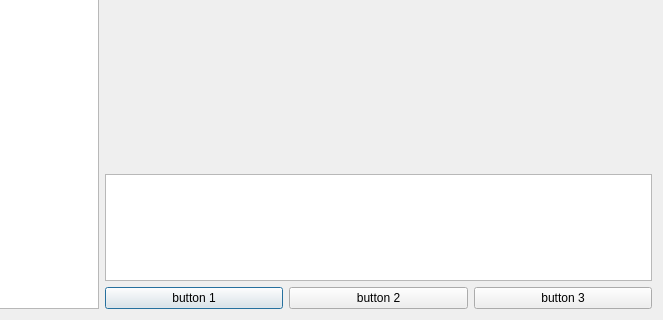
This is services/ui/forms/studyviewer.ui in mri4all/console as Qt 5 draws it before an edit; both pictures show x 212 to 875 and y 193 to 513 of the 875 by 513 pixel window. The edited form follows.
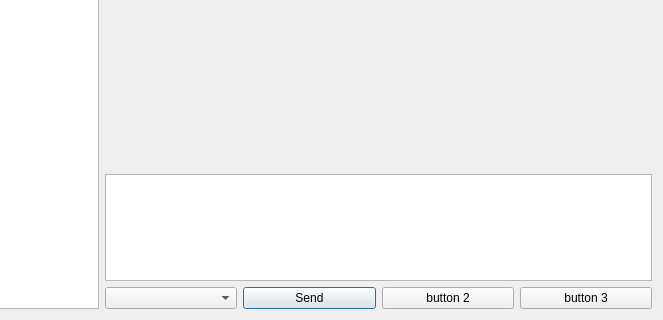
This is the edited form.

Commit message: studyviewer: dicomsend functionality

Diff of the .ui file:
```diff
--- a/services/ui/forms/studyviewer.ui
+++ b/services/ui/forms/studyviewer.ui
@@ -101,9 +101,12 @@
        <item>
         <layout class="QHBoxLayout" name="horizontalLayout_2">
          <item>
-          <widget class="QPushButton" name="actionButton3">
+          <widget class="QComboBox" name="dicomTargetComboBox"/>
+         </item>
+         <item>
+          <widget class="QPushButton" name="sendDicomsButton">
            <property name="text">
-            <string>button 1</string>
+            <string>Send</string>
            </property>
           </widget>
          </item>
```
The commit also changes 7 other files.
